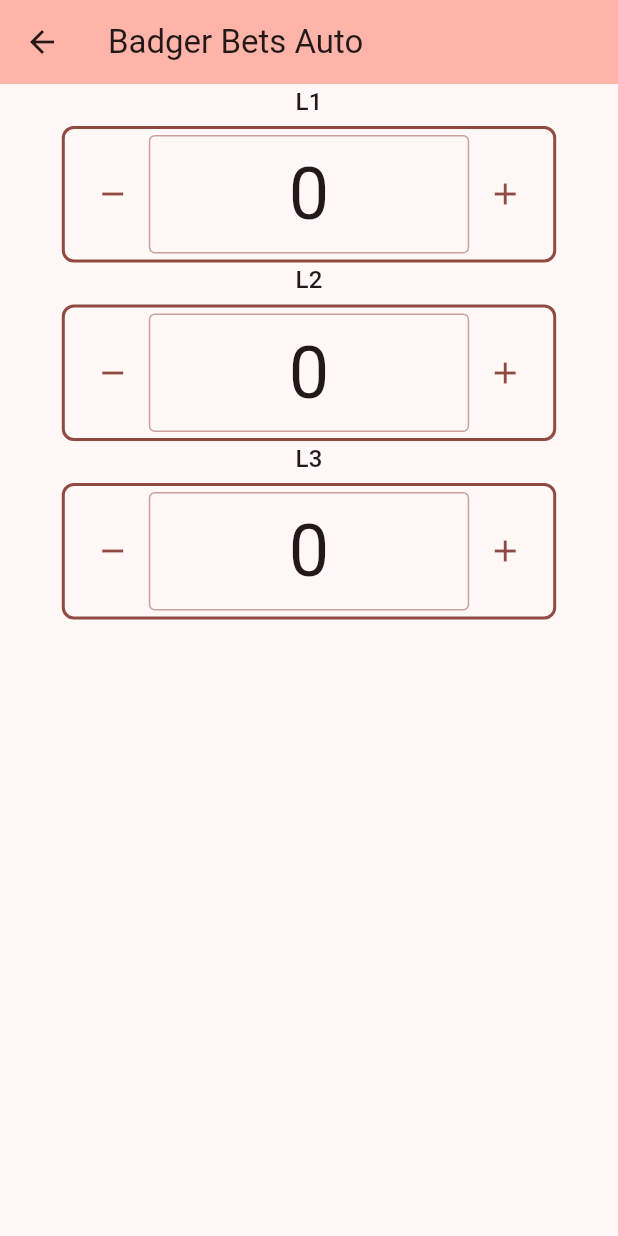
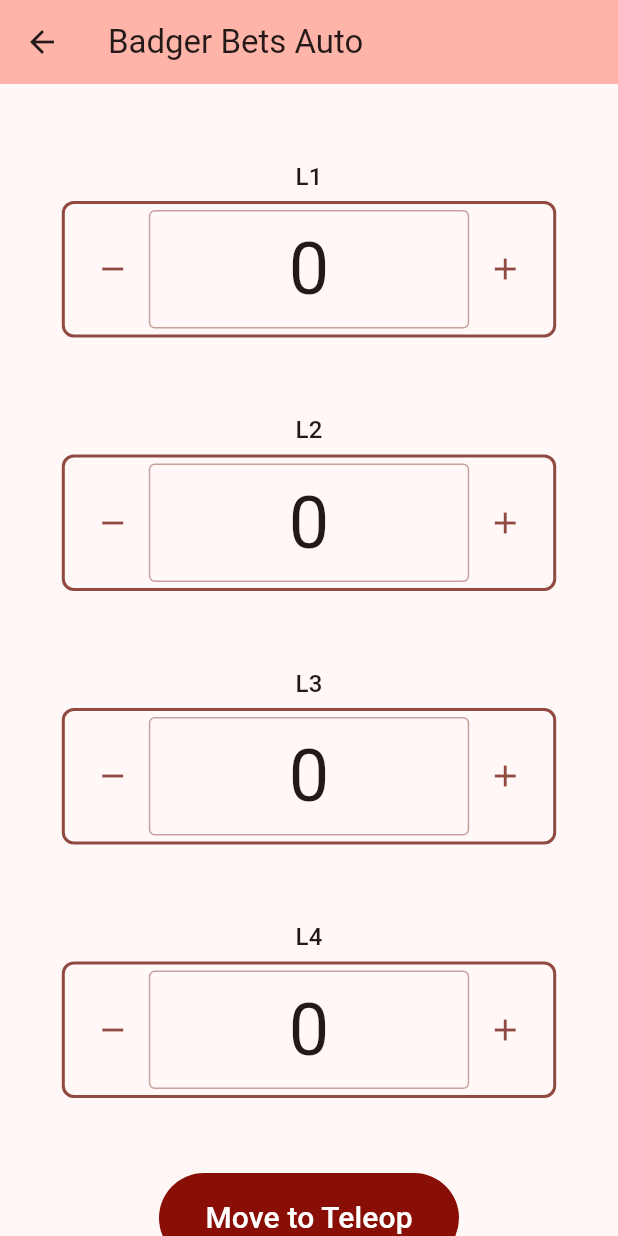
Before and after one commit to team1306/BadgerBetsV2, a Flutter app: the Auto screen opened directly, on a phone screen of 412 x 824 dp. Run offline on Flutter 3.47's test engine with Material 3 defaults, Android fonts, the phone set to English and light mode, and no system bars.

Commit message:
More cooking :fire:

```diff
--- a/lib/auto.dart
+++ b/lib/auto.dart
@@ -1,7 +1,7 @@
 import 'package:flutter/material.dart';
 import 'package:bbotsscoutingapp2025/Constants.dart';
 import 'package:bbotsscoutingapp2025/Incrementer.dart';
-import 'dart:developer' as developer;
+import 'package:bbotsscoutingapp2025/teleop.dart';
 class Auto extends StatefulWidget {
   const Auto({super.key});
 
@@ -12,7 +12,7 @@ class Auto extends StatefulWidget {
 Incrementer l1 = Incrementer(label: "L1");
 Incrementer l2 = Incrementer(label: "L2");
 Incrementer l3 = Incrementer(label: "L3");
-
+Incrementer l4 = Incrementer(label: "L4");
 class AutoState extends State<Auto> {
   @override
   Widget build(BuildContext context) {
@@ -23,16 +23,35 @@ class AutoState extends State<Auto> {
         backgroundColor: Theme.of(context).colorScheme.inversePrimary,
       ),
      body: Center(
-  child: SizedBox(
+
+    child: SizedBox(
     width: MediaQuery.of(context).size.width * 0.8,
     child: Column(
       children: [
+        SizedBox(height: 50),
         l1,
+        SizedBox(height: 50),
         l2,
+        SizedBox(height: 50),
         l3,
-      ],
+        SizedBox(height: 50),
+        l4,
+        SizedBox(height: 50),
+     TextButton(
+                onPressed: () {
+
+                 Navigator.push(context, MaterialPageRoute(builder: (context) => Teleop()));
+                },
+                style: ButtonStyle(
+                  backgroundColor: WidgetStateColor.resolveWith((states) => const Color.fromARGB(255, 137, 14, 5)),
+                  minimumSize: WidgetStatePropertyAll(Size(200, 60)),
+                ),
+                child: Text("Move to Teleop", style: TextStyle(color: Colors.white, fontSize: 20)),
+              ),
+    ],
     ),
   ),
+
 ),
     );
   }
```
Also changed, not shown: lib/end.dart (added, +21 -0 lines), lib/teleop.dart (added, +55 -0 lines).
